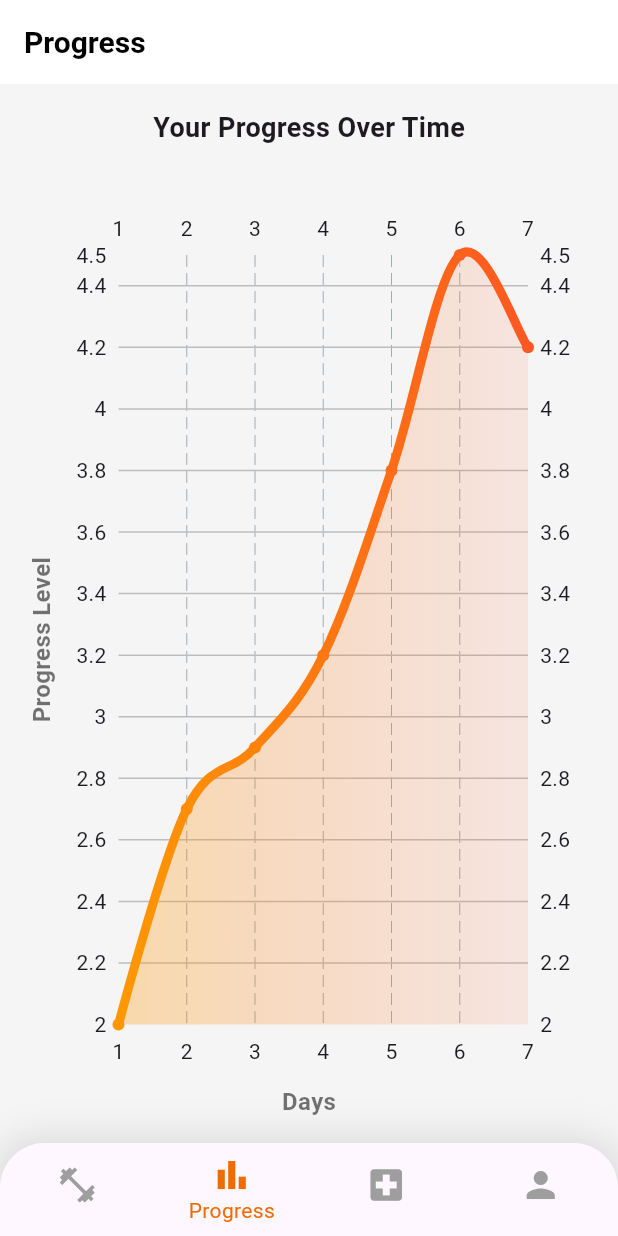
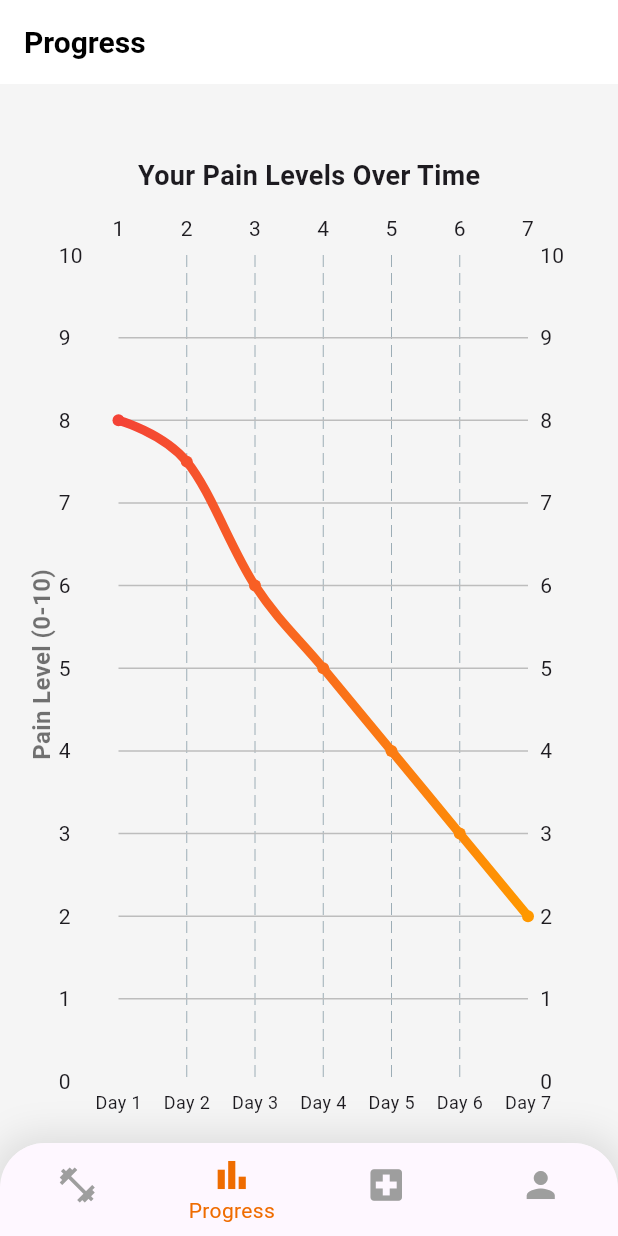
Before and after one commit to jadSeifeddine/flutter-virtual-relief, a Flutter app: the screen it shows after launch, item 2 of the bottom bar chosen, on a phone screen of 412 x 824 dp. Run offline on Flutter 3.47's test engine with Material 3 defaults, Android fonts, the phone set to English and light mode, and no system bars; drawn by our look-alikes of fl_chart; Roboto replaces fonts that are missing (Montserrat).

Commit message:
Initial commit

```diff
--- a/lib/main.dart
+++ b/lib/main.dart
@@ -6,6 +6,8 @@ void main() {
 }
 
 class MyApp extends StatelessWidget {
+  const MyApp({super.key});
+
   @override
   Widget build(BuildContext context) {
     return MaterialApp(
--- a/lib/navigation/bottom_nav.dart
+++ b/lib/navigation/bottom_nav.dart
@@ -5,6 +5,8 @@ import '../screens/home/physiotherapists_screen.dart';
 import '../screens/home/profile_screen.dart';
 
 class BottomNavScreen extends StatefulWidget {
+  const BottomNavScreen({super.key});
+
   @override
   _BottomNavScreenState createState() => _BottomNavScreenState();
 }
@@ -35,32 +37,49 @@ class _BottomNavScreenState extends State<BottomNavScreen> {
           boxShadow: [
             BoxShadow(
               color: Colors.black.withOpacity(0.1),
-        blurRadius: 20,  // ✅ Increased blur for a floating effect
+              blurRadius: 20, // ✅ Increased blur for a floating effect
               spreadRadius: 5,
             ),
           ],
-    borderRadius: BorderRadius.vertical(top: Radius.circular(30)), // ✅ More rounded look
+          borderRadius: BorderRadius.vertical(
+            top: Radius.circular(30),
+          ), // ✅ More rounded look
         ),
         child: ClipRRect(
-    borderRadius: BorderRadius.vertical(top: Radius.circular(30)), // ✅ Increased roundness
+          borderRadius: BorderRadius.vertical(
+            top: Radius.circular(30),
+          ), // ✅ Increased roundness
           child: BottomNavigationBar(
             currentIndex: _selectedIndex,
             onTap: _onItemTapped,
-      selectedItemColor: Colors.orange.shade800, // ✅ Darker orange for better contrast
-      unselectedItemColor: Colors.grey.shade500, // ✅ More visible inactive items
-      showSelectedLabels: true,  // ✅ Keep labels visible for clarity
+            selectedItemColor:
+                Colors.orange.shade800, // ✅ Darker orange for better contrast
+            unselectedItemColor:
+                Colors.grey.shade500, // ✅ More visible inactive items
+            showSelectedLabels: true, // ✅ Keep labels visible for clarity
             showUnselectedLabels: false,
             type: BottomNavigationBarType.fixed,
             items: [
-        BottomNavigationBarItem(icon: Icon(Icons.fitness_center, size: 28), label: "Exercises"),
-        BottomNavigationBarItem(icon: Icon(Icons.bar_chart, size: 28), label: "Progress"),
-        BottomNavigationBarItem(icon: Icon(Icons.local_hospital, size: 28), label: "Physios"),
-        BottomNavigationBarItem(icon: Icon(Icons.person, size: 28), label: "Profile"),
+              BottomNavigationBarItem(
+                icon: Icon(Icons.fitness_center, size: 28),
+                label: "Exercises",
+              ),
+              BottomNavigationBarItem(
+                icon: Icon(Icons.bar_chart, size: 28),
+                label: "Progress",
+              ),
+              BottomNavigationBarItem(
+                icon: Icon(Icons.local_hospital, size: 28),
+                label: "Therapists",
+              ),
+              BottomNavigationBarItem(
+                icon: Icon(Icons.person, size: 28),
+                label: "Profile",
+              ),
             ],
           ),
         ),
       ),
-
     );
   }
 }
--- a/lib/screens/home/physiotherapists_screen.dart
+++ b/lib/screens/home/physiotherapists_screen.dart
@@ -6,14 +6,15 @@ class PhysiotherapistsScreen extends StatelessWidget {
   {
     "name": "Dr. Emily Reid",
     "specialty": "Sports Therapy",
-      "image": "/home/user/myapp/assets/images/physio1.jpg",
+    "image": "assets/images/physio1.jpg",
   },
   {
     "name": "Dr. Michael Chen",
     "specialty": "Post-Op Recovery",
-      "image": "/home/user/myapp/assets/images/physio2.jpg",
+    "image": "assets/images/physio2.jpg",
   },
 ];
+
 
   PhysiotherapistsScreen({super.key});
 
--- a/lib/screens/home/progress_screen.dart
+++ b/lib/screens/home/progress_screen.dart
@@ -12,10 +12,7 @@ class ProgressScreen extends StatelessWidget {
         children: [
           Padding(
             padding: EdgeInsets.all(16.0),
-            child: Text(
-              "Your Progress Over Time",
-              style: TextStyle(fontSize: 18, fontWeight: FontWeight.bold),
-            ),
+
           ),
           Expanded(child: ProgressChart()),
         ],
--- a/lib/utils/navigator_helper.dart
+++ b/lib/utils/navigator_helper.dart
@@ -6,7 +6,10 @@ void navigateTo(BuildContext context, Widget screen) {
     PageRouteBuilder(
       pageBuilder: (context, animation, secondaryAnimation) => screen,
       transitionsBuilder: (context, animation, secondaryAnimation, child) {
-        return FadeTransition(opacity: animation, child: child);  // ✅ Smooth fade transition
+        return FadeTransition(
+          opacity: animation,
+          child: child,
+        ); // ✅ Smooth fade transition
       },
     ),
   );
--- a/lib/utils/transition_helper.dart
+++ b/lib/utils/transition_helper.dart
@@ -6,7 +6,10 @@ void navigateWithFade(BuildContext context, Widget screen) {
     PageRouteBuilder(
       pageBuilder: (context, animation, secondaryAnimation) => screen,
       transitionsBuilder: (context, animation, secondaryAnimation, child) {
-        return FadeTransition(opacity: animation, child: child); // ✅ Smooth fade animation
+        return FadeTransition(
+          opacity: animation,
+          child: child,
+        ); // ✅ Smooth fade animation
       },
     ),
   );
--- a/lib/widgets/glass_card.dart
+++ b/lib/widgets/glass_card.dart
@@ -3,7 +3,7 @@ import 'package:flutter/material.dart';
 
 class GlassCard extends StatelessWidget {
   final Widget child;
-  GlassCard({required this.child});
+  const GlassCard({super.key, required this.child});
 
   @override
   Widget build(BuildContext context) {
@@ -15,7 +15,9 @@ class GlassCard extends StatelessWidget {
           decoration: BoxDecoration(
             color: Color.fromRGBO(255, 255, 255, 0.2), // ✅ FIXED
             borderRadius: BorderRadius.circular(20),
-            border: Border.all(color: Color.fromRGBO(255, 255, 255, 0.3)), // ✅ FIXED
+            border: Border.all(
+              color: Color.fromRGBO(255, 255, 255, 0.3),
+            ), // ✅ FIXED
           ),
           padding: EdgeInsets.all(16),
           child: child,
--- a/lib/widgets/progress_chart.dart
+++ b/lib/widgets/progress_chart.dart
@@ -2,13 +2,18 @@ import 'package:flutter/material.dart';
 import 'package:fl_chart/fl_chart.dart';
 
 class ProgressChart extends StatelessWidget {
+  const ProgressChart({super.key});
+
   @override
   Widget build(BuildContext context) {
     return Padding(
       padding: EdgeInsets.all(16.0),
       child: Column(
         children: [
-
+          Text(
+            "Your Pain Levels Over Time",
+            style: TextStyle(fontSize: 18, fontWeight: FontWeight.bold),
+          ),
           SizedBox(height: 10),
           Expanded(
             child: Row(
@@ -16,52 +21,75 @@ class ProgressChart extends StatelessWidget {
                 RotatedBox(
                   quarterTurns: -1,
                   child: Text(
-                    "Progress Level",
+                    "Pain Level (0-10)",  // ✅ Y-axis label
                     style: TextStyle(fontSize: 16, fontWeight: FontWeight.bold, color: Colors.black54),
                   ),
                 ),
                 Expanded(
                   child: LineChart(
                     LineChartData(
+                      minY: 0,  // ✅ Ensure Y-axis starts at 0
+                      maxY: 10, // ✅ Ensure Y-axis ends at 10
                       gridData: FlGridData(
                         show: true,
                         getDrawingHorizontalLine: (value) {
                           return FlLine(
-                            color: Colors.grey.shade400, // ✅ Lighter grid lines
+                            color: Colors.grey.shade400,
                             strokeWidth: 1,
                           );
                         },
                       ),
                       titlesData: FlTitlesData(
                         leftTitles: AxisTitles(
-                          sideTitles: SideTitles(showTitles: true, reservedSize: 40),
+                          axisNameSize: 20,
+                          sideTitles: SideTitles(
+                            showTitles: true,
+                            interval: 1, // ✅ Show numbers from 0 to 10
+                            reservedSize: 40,
+                            getTitlesWidget: (value, meta) {
+                              return Text(
+                                value.toInt().toString(),
+                                style: TextStyle(fontSize: 14),
+                              );
+                            },
+                          ),
                         ),
                         bottomTitles: AxisTitles(
-                          sideTitles: SideTitles(showTitles: true, reservedSize: 30),
+                          axisNameSize: 0, // ❌ Remove extra "Days" label below X-axis
+                          sideTitles: SideTitles(
+                            showTitles: true,
+                            reservedSize: 25, // ✅ Lower X-axis values a bit
+                            getTitlesWidget: (value, meta) {
+                              return Padding(
+                                padding: EdgeInsets.only(top: 5), // ✅ Shift X-axis values down
+                                child: Text(
+                                  "Day ${value.toInt()}",
+                                  style: TextStyle(fontSize: 12),
+                                ),
+                              );
+                            },
+                          ),
                         ),
                       ),
                       borderData: FlBorderData(show: false),
                       lineBarsData: [
                         LineChartBarData(
                           spots: [
-                            FlSpot(1, 2),
-                            FlSpot(2, 2.7),
-                            FlSpot(3, 2.9),
-                            FlSpot(4, 3.2),
-                            FlSpot(5, 3.8),
-                            FlSpot(6, 4.5),
-                            FlSpot(7, 4.2),
+                            FlSpot(1, 8),
+                            FlSpot(2, 7.5),
+                            FlSpot(3, 6),
+                            FlSpot(4, 5),
+                            FlSpot(5, 4),
+                            FlSpot(6, 3),
+                            FlSpot(7, 2),
                           ],
                           isCurved: true,
                           gradient: LinearGradient(
-                            colors: [Colors.orange, Colors.deepOrange],
+                            colors: [Colors.red, Colors.orange],
                           ),
                           barWidth: 6,
                           belowBarData: BarAreaData(
-                            show: true,
-                            gradient: LinearGradient(
-                              colors: [Colors.orange.withOpacity(0.3), Colors.deepOrange.withOpacity(0.1)],
-                            ),
+                            show: false, // ❌ Removed the highlight area
                           ),
                         ),
                       ],
@@ -71,11 +99,6 @@ class ProgressChart extends StatelessWidget {
               ],
             ),
           ),
-          SizedBox(height: 10),
-          Text(
-            "Days",
-            style: TextStyle(fontSize: 16, fontWeight: FontWeight.bold, color: Colors.black54),
-          ),
         ],
       ),
     );
```
Also changed, not shown: lib/screens/home/exercises_screen.dart (+4 -4 lines), lib/screens/home/profile_screen.dart (+9 -2 lines), lib/widgets/animated_background.dart (+5 -2 lines), lib/widgets/animated_button.dart (+23 -8 lines), lib/widgets/neumorphic_button.dart (+16 -4 lines), lib/widgets/physio_card.dart (+60 -17 lines), lib/widgets/profile_option.dart (+6 -1 lines), pubspec.yaml (+8 -6 lines), pubspec.lock, 1 other file. Lines whose indentation alone changed are shown as unchanged.
